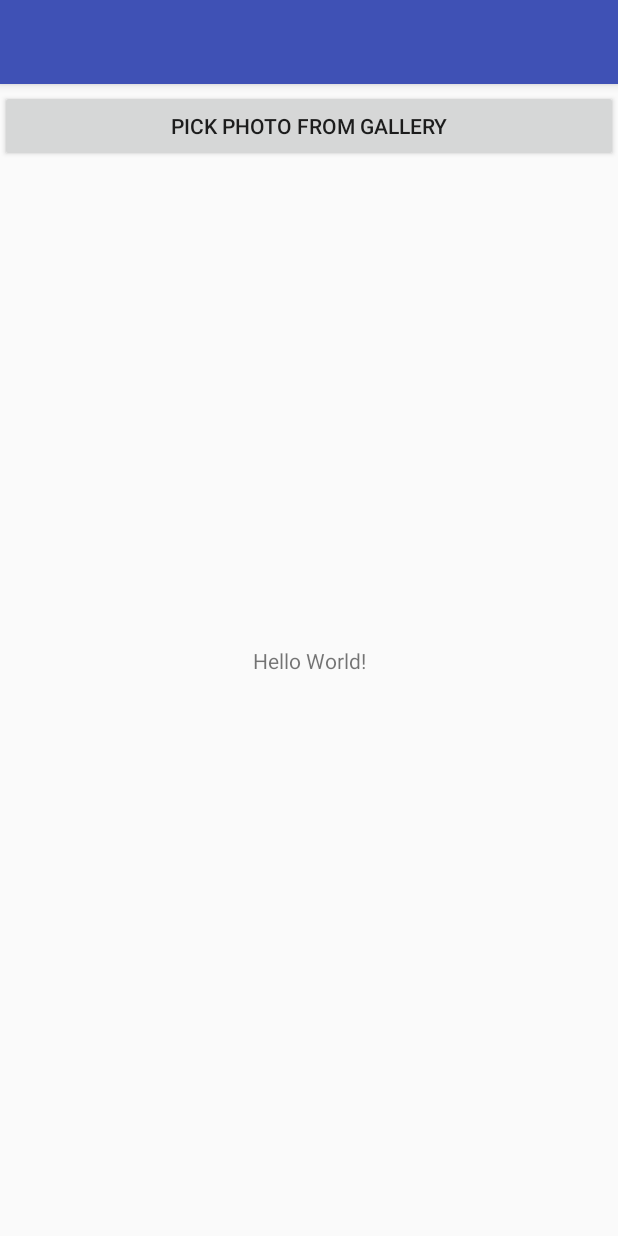
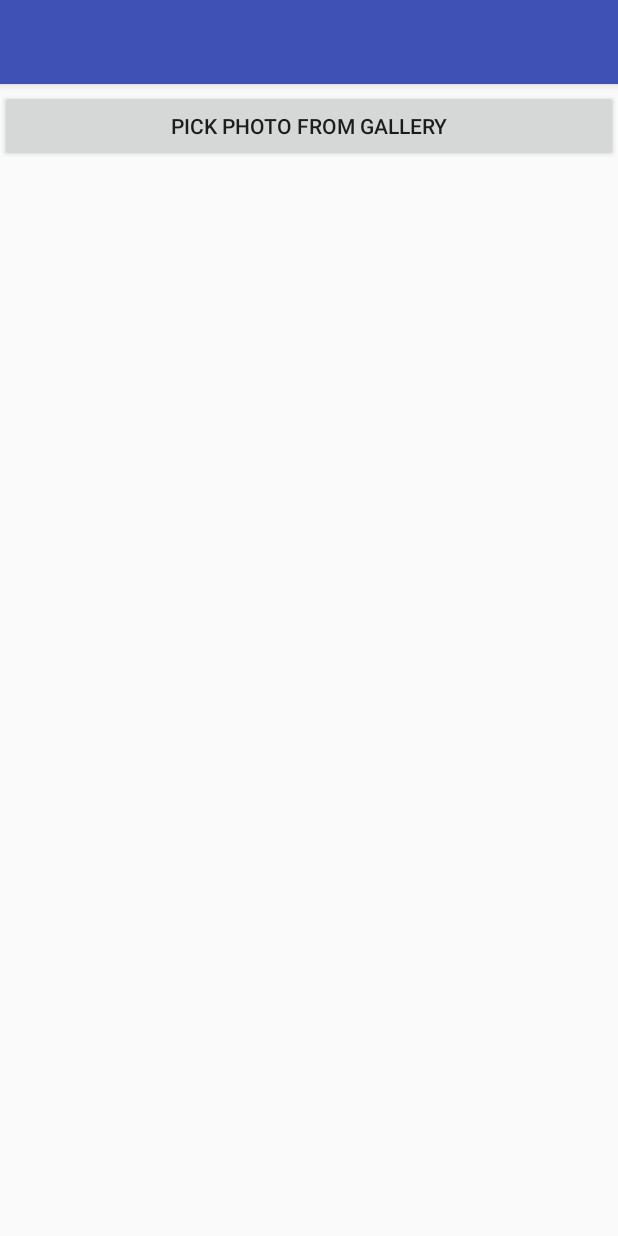
Before and after one commit to ktrinh93/PhotosApp, an Android app: the screen it shows after launch (MainActivity), on a phone screen of 412 x 824 dp. Run offline under Robolectric (Android 15) with nearby library versions, the phone set to English and light mode, and no system bars; libraries missing offline, so code that uses them is left out: siclo.com.ezphotopicker; 1 statement that could not run was skipped.

```diff
--- a/AndroidStudioProjects/PhotosApp/app/src/main/res/layout/content_main.xml
+++ b/AndroidStudioProjects/PhotosApp/app/src/main/res/layout/content_main.xml
@@ -8,13 +8,4 @@
     tools:context="com.example.kevin.photosapp.MainActivity"
     tools:showIn="@layout/activity_main">
 
-    <TextView
-        android:layout_width="wrap_content"
-        android:layout_height="wrap_content"
-        android:text="Hello World!"
-        app:layout_constraintBottom_toBottomOf="parent"
-        app:layout_constraintLeft_toLeftOf="parent"
-        app:layout_constraintRight_toRightOf="parent"
-        app:layout_constraintTop_toTopOf="parent" />
-
 </android.support.constraint.ConstraintLayout>
```
Also changed, not shown: AndroidStudioProjects/PhotosApp/app/src/main/java/com/example/kevin/photosapp/MainActivity.java (+31 -32 lines).
